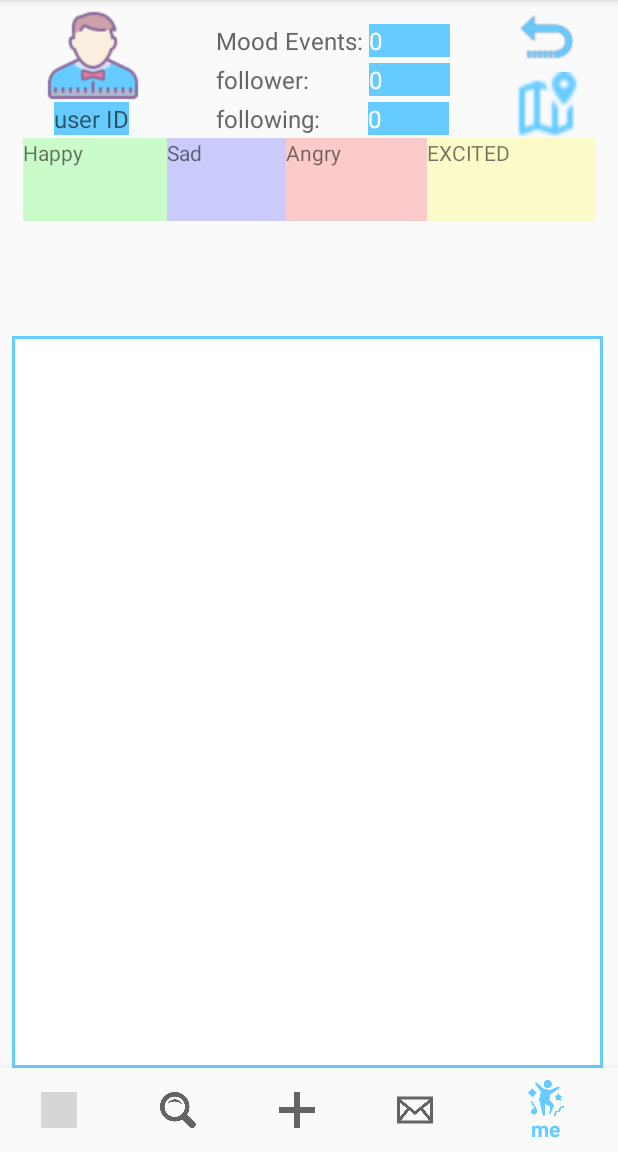
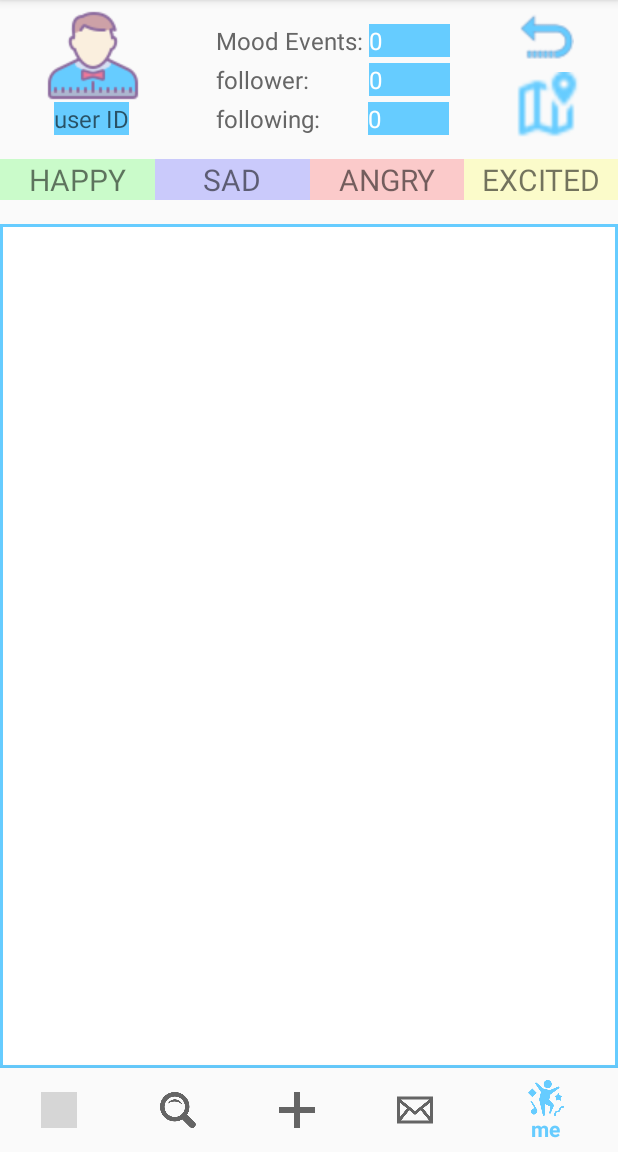
Before and after one commit to CMPUT301F19T14/CMPUT301Team14Project, an Android app: the SelfActivity screen opened directly, with no data from a screen before it, on a phone screen of 412 x 824 dp, the part 84-1236 px from its top. Run offline under Robolectric (Android 15) with nearby library versions, the phone set to English and light mode, and no system bars; our stand-ins replace Firebase (no records; nobody signed in at launch, a user with empty details on screens opened directly); 1 statement that could not run was skipped; grey boxes are pictures that could not be loaded.

Commit message:
fix self activity filter XML

```diff
--- a/Mooditude/app/src/main/res/layout/activity_self.xml
+++ b/Mooditude/app/src/main/res/layout/activity_self.xml
@@ -4,6 +4,7 @@
     xmlns:tools="http://schemas.android.com/tools"
     android:layout_width="match_parent"
     android:layout_height="match_parent"
+    android:descendantFocusability="blocksDescendants"
     tools:context=".activities.SelfActivity">
 
     <com.google.android.material.bottomnavigation.BottomNavigationView
@@ -96,41 +97,52 @@
 
     <LinearLayout
         android:id="@+id/linearLayout"
-        android:layout_width="382dp"
-        android:layout_height="55dp"
-        android:layout_marginTop="24dp"
+        android:layout_width="0dp"
+        android:layout_height="wrap_content"
+        android:layout_marginTop="16dp"
+        android:layout_marginBottom="16dp"
         android:orientation="horizontal"
+        app:layout_constraintBottom_toTopOf="@+id/self_mood_event_list"
         app:layout_constraintEnd_toEndOf="parent"
+        app:layout_constraintHorizontal_bias="0.6"
         app:layout_constraintStart_toStartOf="parent"
-        app:layout_constraintTop_toTopOf="@+id/number_of_following">
+        app:layout_constraintTop_toBottomOf="@id/number_of_following">
 
         <TextView
             android:id="@+id/happyTextView"
-            android:layout_width="wrap_content"
+            android:layout_width="match_parent"
             android:layout_height="match_parent"
             android:layout_weight="1"
-            android:text="Happy" />
+            android:gravity="center"
+            android:text="HAPPY"
+            android:textSize="20dp" />
 
         <TextView
             android:id="@+id/sadTextView"
-            android:layout_width="wrap_content"
+            android:layout_width="match_parent"
             android:layout_height="match_parent"
             android:layout_weight="1"
-            android:text="Sad" />
+            android:gravity="center"
+            android:text="SAD"
+            android:textSize="20dp" />
 
         <TextView
             android:id="@+id/angryTextView"
-            android:layout_width="wrap_content"
+            android:layout_width="match_parent"
             android:layout_height="match_parent"
             android:layout_weight="1"
-            android:text="Angry" />
+            android:gravity="center"
+            android:text="ANGRY"
+            android:textSize="20dp" />
 
         <TextView
             android:id="@+id/excitedTextView"
-            android:layout_width="wrap_content"
+            android:layout_width="match_parent"
             android:layout_height="match_parent"
             android:layout_weight="1"
-            android:text="EXCITED" />
+            android:gravity="center"
+            android:text="EXCITED"
+            android:textSize="20dp" />
     </LinearLayout>
 
     <ImageButton
@@ -139,6 +151,7 @@
         android:layout_height="48dp"
         android:layout_marginEnd="24dp"
         android:background="#00FFFFFF"
+        android:focusableInTouchMode="false"
         android:scaleType="centerInside"
         android:scaleX="2"
         android:scaleY="2"
@@ -152,6 +165,7 @@
         android:layout_height="48dp"
         android:layout_marginEnd="24dp"
         android:background="#00FFFFFF"
+        android:focusableInTouchMode="false"
         android:scaleType="centerInside"
         android:scaleX="1.2"
         android:scaleY="1.2"
@@ -185,15 +199,13 @@
 
     <ListView
         android:id="@+id/self_mood_event_list"
-        android:layout_width="394dp"
-        android:layout_height="488dp"
-        android:layout_marginTop="141dp"
+        android:layout_width="0dp"
+        android:layout_height="0dp"
         android:background="@drawable/border_lines"
         app:layout_constraintBottom_toTopOf="@+id/navigationView"
         app:layout_constraintEnd_toEndOf="parent"
         app:layout_constraintHorizontal_bias="0.461"
         app:layout_constraintStart_toStartOf="parent"
-        app:layout_constraintTop_toBottomOf="@+id/linearLayout"
-        app:layout_constraintVertical_bias="1.0" />
+        app:layout_constraintTop_toBottomOf="@+id/linearLayout" />
 
 </androidx.constraintlayout.widget.ConstraintLayout>
```
